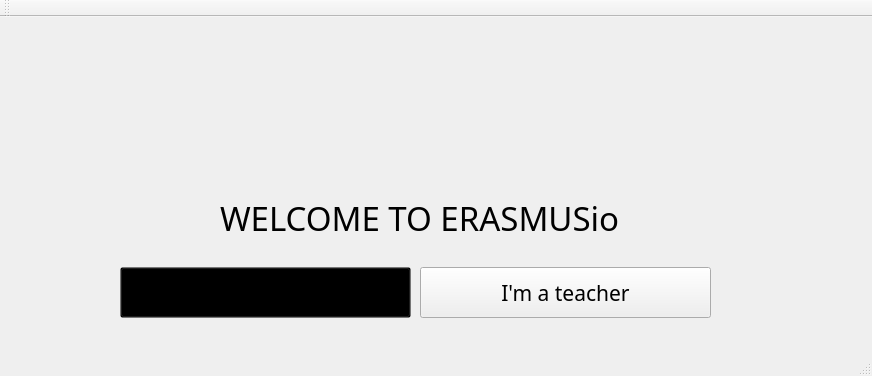
Old version of the form mainwindow.ui in the repository casalete/ErasmusIo.
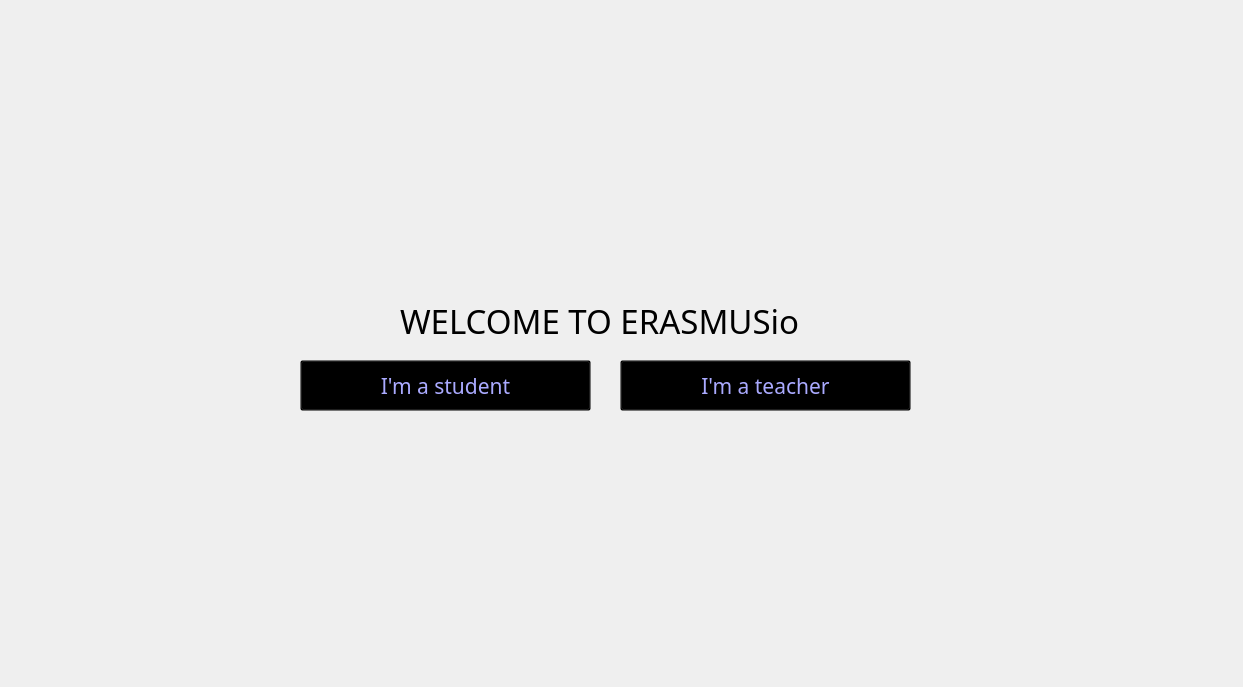
New version of the form. Icons and pictures are not drawn.

The edit to the form file:
```diff
--- a/mainwindow.ui
+++ b/mainwindow.ui
@@ -6,8 +6,8 @@
    <rect>
     <x>0</x>
     <y>0</y>
-    <width>872</width>
-    <height>376</height>
+    <width>1243</width>
+    <height>687</height>
    </rect>
   </property>
   <property name="font">
@@ -20,15 +20,34 @@
    <string>MainWindow</string>
   </property>
   <property name="styleSheet">
-   <string notr="true">
-background-image: url(:/cladiri.jpg);</string>
+   <string notr="true">#centralWidget{
+background-image: url(:/maini.jpg);
+}
+
+#studentButton{
+background-color: rgb(0, 85, 0);
+color: rgb(170, 170, 255);
+}
+#studentButton:pressed{
+background-color: rgb(97, 92, 255);
+}
+#teacherButton{
+background-color:transparent;
+color: rgb(170, 170, 255);
+}
+#teacherButton:pressed{
+background-color: rgb(97, 92, 255);
+}
+
+
+</string>
   </property>
   <widget class="QWidget" name="centralWidget">
    <widget class="QLabel" name="Title">
     <property name="geometry">
      <rect>
-      <x>220</x>
-      <y>170</y>
+      <x>400</x>
+      <y>290</y>
       <width>401</width>
       <height>61</height>
      </rect>
@@ -49,8 +68,8 @@
    <widget class="QPushButton" name="studentButton">
     <property name="geometry">
      <rect>
-      <x>120</x>
-      <y>250</y>
+      <x>300</x>
+      <y>360</y>
       <width>291</width>
       <height>51</height>
      </rect>
@@ -74,8 +93,8 @@
    <widget class="QPushButton" name="teacherButton">
     <property name="geometry">
      <rect>
-      <x>420</x>
-      <y>250</y>
+      <x>620</x>
+      <y>360</y>
       <width>291</width>
       <height>51</height>
      </rect>
@@ -94,15 +113,6 @@
     </property>
    </widget>
   </widget>
-  <widget class="QToolBar" name="mainToolBar">
-   <attribute name="toolBarArea">
-    <enum>TopToolBarArea</enum>
-   </attribute>
-   <attribute name="toolBarBreak">
-    <bool>false</bool>
-   </attribute>
-  </widget>
-  <widget class="QStatusBar" name="statusBar"/>
  </widget>
  <layoutdefault spacing="6" margin="11"/>
  <resources/>
```
